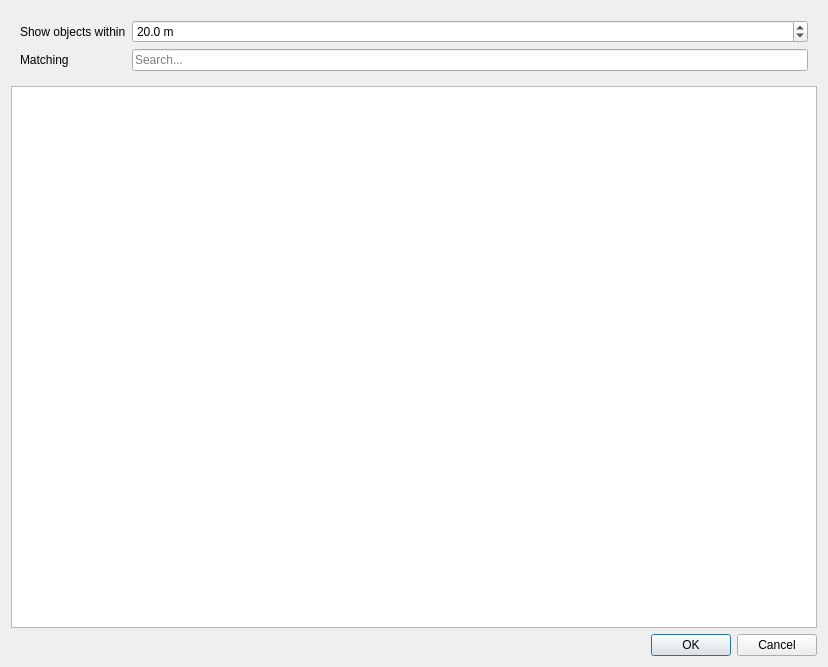
The window that gui_client/ListObjectsNearbyDialog.ui (shipilovden/substrata-metasiberia) describes before a commit, drawn with Qt 5.
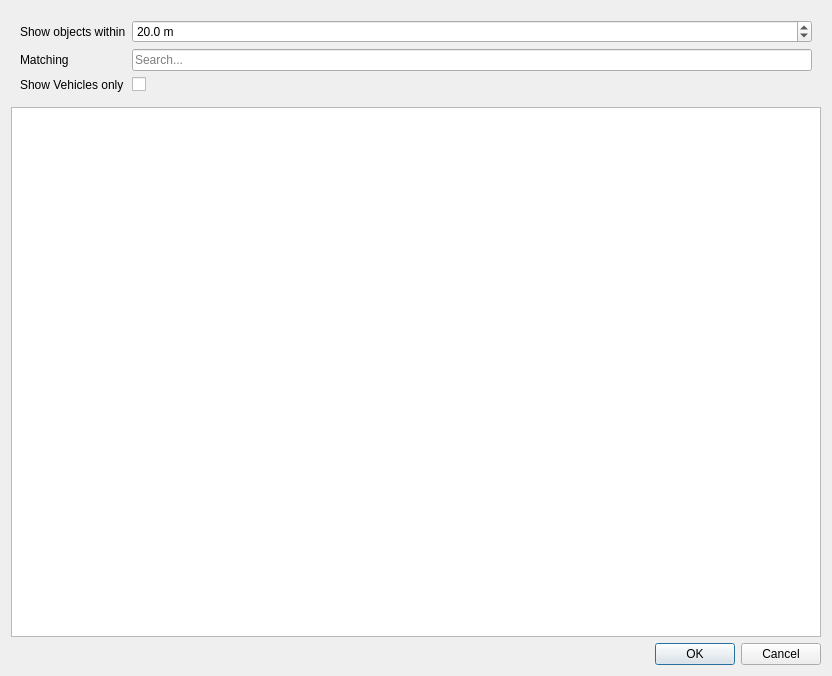
The same window after the commit.

Commit message: Made it so that ListObjectsNearbyDialog searches and displays script field as well.

```diff
--- a/gui_client/ListObjectsNearbyDialog.ui
+++ b/gui_client/ListObjectsNearbyDialog.ui
@@ -6,8 +6,8 @@
    <rect>
     <x>0</x>
     <y>0</y>
-    <width>828</width>
-    <height>667</height>
+    <width>832</width>
+    <height>676</height>
    </rect>
   </property>
   <property name="windowTitle">
@@ -17,14 +17,14 @@
    <item>
     <widget class="QWidget" name="widget" native="true">
      <layout class="QGridLayout" name="gridLayout">
-      <item row="0" column="0">
-       <widget class="QLabel" name="label">
-        <property name="text">
-         <string>Show objects within</string>
+      <item row="1" column="2">
+       <widget class="QLineEdit" name="searchLineEdit">
+        <property name="placeholderText">
+         <string>Search...</string>
         </property>
        </widget>
       </item>
-      <item row="0" column="1">
+      <item row="0" column="2">
        <widget class="QDoubleSpinBox" name="searchDistanceDoubleSpinBox">
         <property name="suffix">
          <string> m</string>
@@ -40,6 +40,13 @@
         </property>
        </widget>
       </item>
+      <item row="0" column="0">
+       <widget class="QLabel" name="label">
+        <property name="text">
+         <string>Show objects within</string>
+        </property>
+       </widget>
+      </item>
       <item row="1" column="0">
        <widget class="QLabel" name="label_2">
         <property name="text">
@@ -47,10 +54,17 @@
         </property>
        </widget>
       </item>
-      <item row="1" column="1">
-       <widget class="QLineEdit" name="searchLineEdit">
-        <property name="placeholderText">
-         <string>Search...</string>
+      <item row="2" column="2">
+       <widget class="QCheckBox" name="showVehiclesOnlyCheckBox">
+        <property name="text">
+         <string/>
+        </property>
+       </widget>
+      </item>
+      <item row="2" column="0">
+       <widget class="QLabel" name="label_3">
+        <property name="text">
+         <string>Show Vehicles only</string>
         </property>
        </widget>
       </item>
```
The commit also changes 1 other file.
